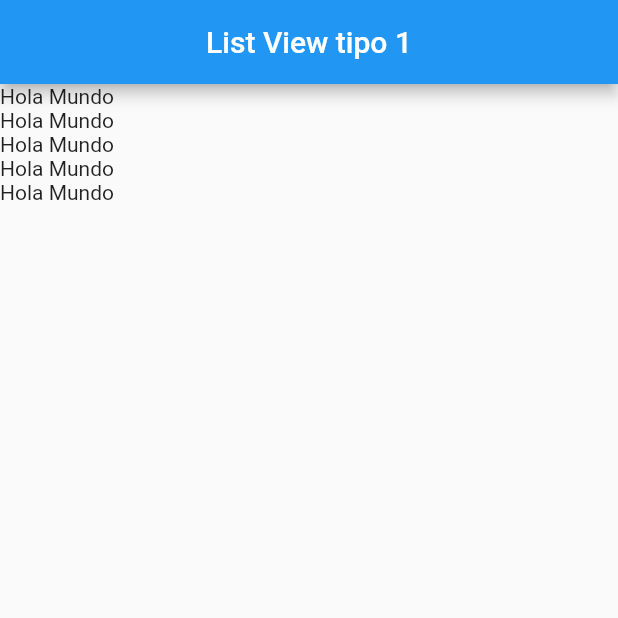
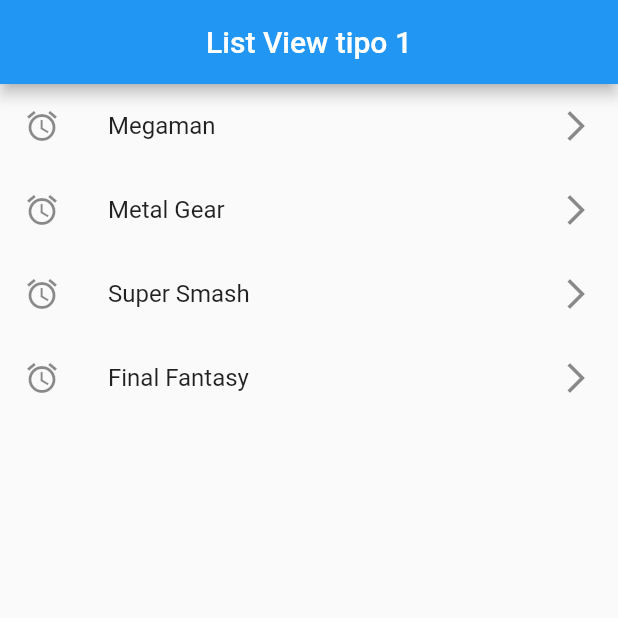
Before and after one commit to hadez2505/Clases_Flutter, a Flutter app: the screen it shows after launch, on a phone screen of 412 x 824 dp, the top half of it. Run offline on Flutter 3.47's test engine with Material 2 defaults, Android fonts, the phone set to English and light mode, and no system bars.

Commit message:
ListTiles apartir lista estatica

```diff
--- a/componentes/lib/main.dart
+++ b/componentes/lib/main.dart
@@ -1,5 +1,6 @@
+import 'package:flutter/material.dart';
+
 import 'package:componentes/screens/screens.dart';
-import 'package:flutter/material.dart';
 
 void main() => runApp(MyApp());
 
--- a/componentes/lib/screens/listview1_screen.dart
+++ b/componentes/lib/screens/listview1_screen.dart
@@ -1,22 +1,27 @@
 import 'package:flutter/material.dart';
 
 class ListView1Screen extends StatelessWidget {
+  final options = const ['Megaman', 'Metal Gear','Super Smash', 'Final Fantasy'];//lista de elementos
 
   const ListView1Screen({Key? key}) : super(key: key);
 
   @override
   Widget build(BuildContext context) {
-    return  Scaffold(
+    return Scaffold(
       appBar: AppBar(
         title: const Center(child: Text('List View tipo 1')),
       ),
       body: ListView(
         children: [
-          Text('Hola Mundo'),
-          Text('Hola Mundo'),
-          Text('Hola Mundo'),
-          Text('Hola Mundo'),
-          Text('Hola Mundo'),
+
+          ...options.map(//operator spread para sacar cada uno de los elementos de la list
+            (e) => ListTile(
+                    leading: const Icon(Icons.access_alarm_outlined), //pone un elemento adelante
+                    title:   Text(e),
+                    trailing: const Icon(Icons.arrow_forward_ios_outlined),//pone un elemento atras
+                  ),
+            ).toList()//toList para convertir la lista
+
         ],
       ),
     );
```
